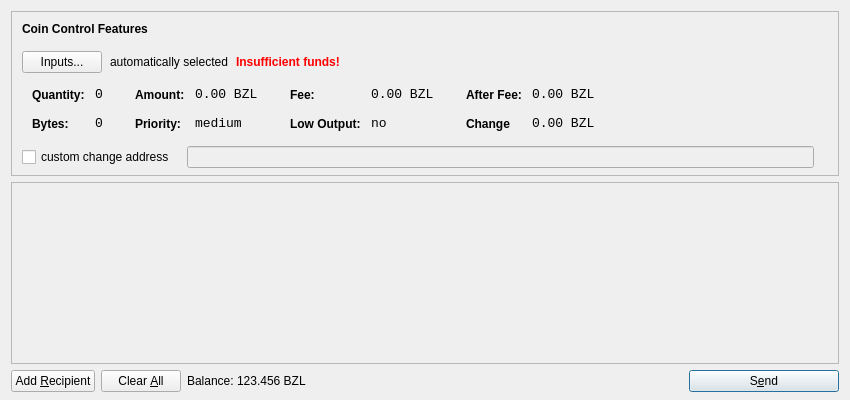
First picture: the form in src/qt/forms/sendcoinsdialog.ui, repository bzlcoin/bzlcoin, before the edit.
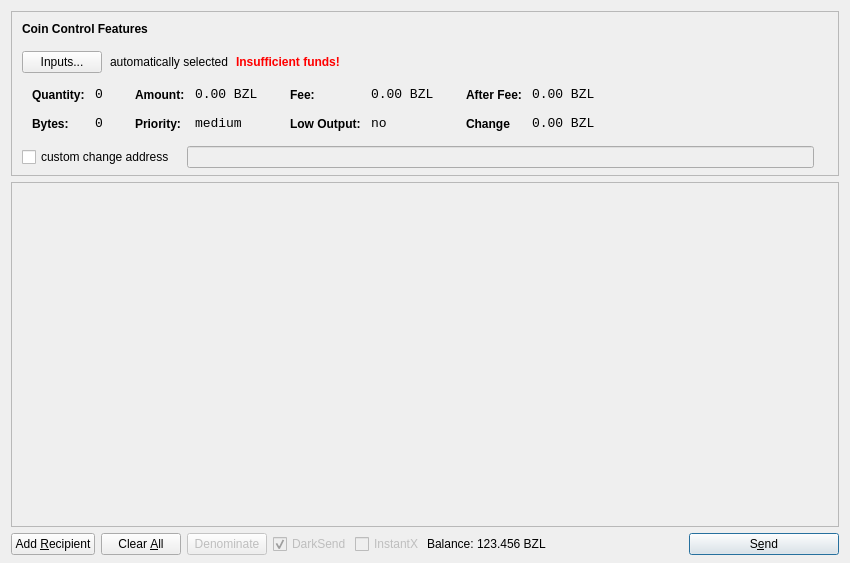
Second picture: the form after the edit. Icons and pictures are not drawn.

```diff
--- a/src/qt/forms/sendcoinsdialog.ui
+++ b/src/qt/forms/sendcoinsdialog.ui
@@ -7,7 +7,7 @@
     <x>0</x>
     <y>0</y>
     <width>850</width>
-    <height>400</height>
+    <height>563</height>
    </rect>
   </property>
   <property name="windowTitle">
@@ -626,7 +626,7 @@
         <x>0</x>
         <y>0</y>
         <width>830</width>
-        <height>165</height>
+        <height>335</height>
        </rect>
       </property>
       <layout class="QVBoxLayout" name="verticalLayout_2">
@@ -702,11 +702,63 @@
        </property>
       </widget>
      </item>
+     <item>
+      <widget class="QPushButton" name="denominateButton">
+       <property name="enabled">
+        <bool>false</bool>
+       </property>
+       <property name="sizePolicy">
+        <sizepolicy hsizetype="Minimum" vsizetype="Fixed">
+         <horstretch>0</horstretch>
+         <verstretch>0</verstretch>
+        </sizepolicy>
+       </property>
+       <property name="toolTip">
+        <string>Create inputs compatible with DarkSend</string>
+       </property>
+       <property name="text">
+        <string>Denominate</string>
+       </property>
+       <property name="icon">
+        <iconset resource="../bitcoin.qrc">
+         <normaloff>:/icons/denominate</normaloff>:/icons/denominate</iconset>
+       </property>
+       <property name="autoRepeatDelay">
+        <number>300</number>
+       </property>
+       <property name="autoDefault">
+        <bool>false</bool>
+       </property>
+      </widget>
+     </item>
      <item>
       <layout class="QHBoxLayout" name="horizontalLayout_2">
        <property name="spacing">
         <number>3</number>
        </property>
+       <item>
+        <widget class="QCheckBox" name="checkUseDarksend">
+         <property name="enabled">
+          <bool>false</bool>
+         </property>
+         <property name="text">
+          <string>DarkSend</string>
+         </property>
+         <property name="checked">
+          <bool>true</bool>
+         </property>
+        </widget>
+       </item>
+       <item>
+        <widget class="QCheckBox" name="checkInstantX">
+         <property name="enabled">
+          <bool>false</bool>
+         </property>
+         <property name="text">
+          <string>InstantX</string>
+         </property>
+        </widget>
+       </item>
        <item>
         <widget class="QLabel" name="label">
          <property name="sizePolicy">
```
Left out of the diff: 2 changed lines with no effect on the pictures.
